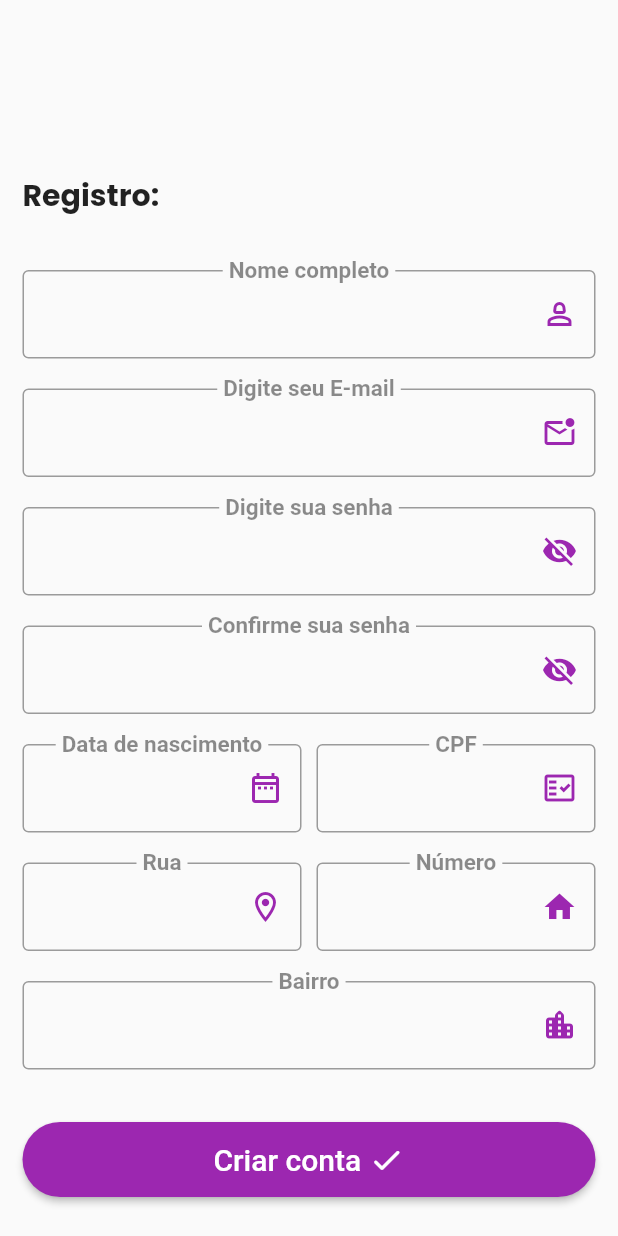
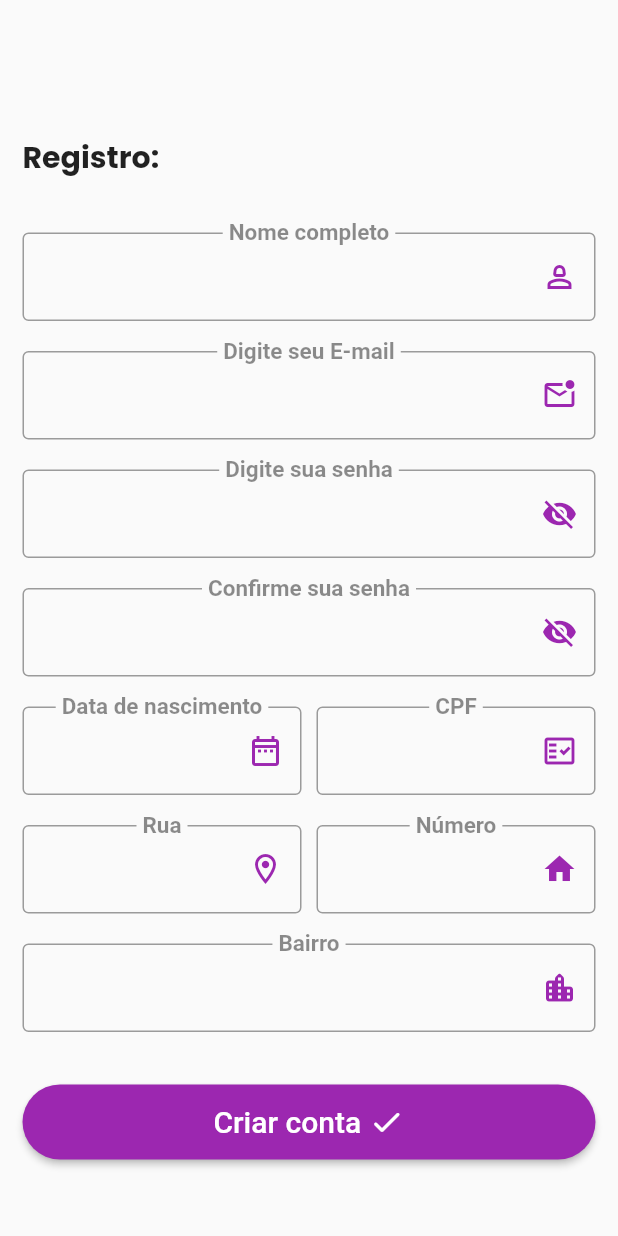
Before and after one commit to Ahjotarezende/OnBuy-Auction, a Flutter app: the RegisterPage screen opened directly, on a phone screen of 412 x 824 dp. Run offline on Flutter 3.47's test engine with Material 2 defaults, Android fonts, the phone set to English and light mode, and no system bars.

Commit message:
first commit on develop

```diff
--- a/lib/Pages/Register.dart
+++ b/lib/Pages/Register.dart
@@ -13,7 +13,7 @@ class _RegisterPageState extends State<RegisterPage> {
   Widget build(BuildContext context) {
     return Scaffold(
       body: ListView(
-        padding: const EdgeInsets.symmetric(vertical: 115, horizontal: 15),
+        padding: const EdgeInsets.symmetric(vertical: 90, horizontal: 15),
         children: [
           const Text(
             'Registro:',
```
